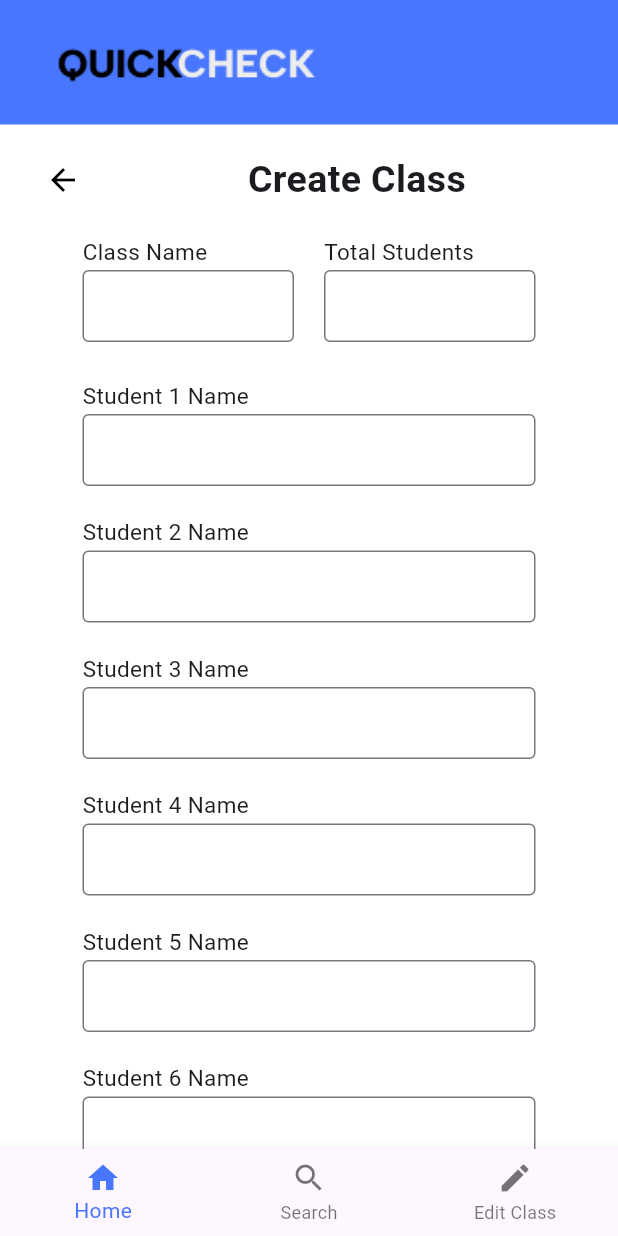
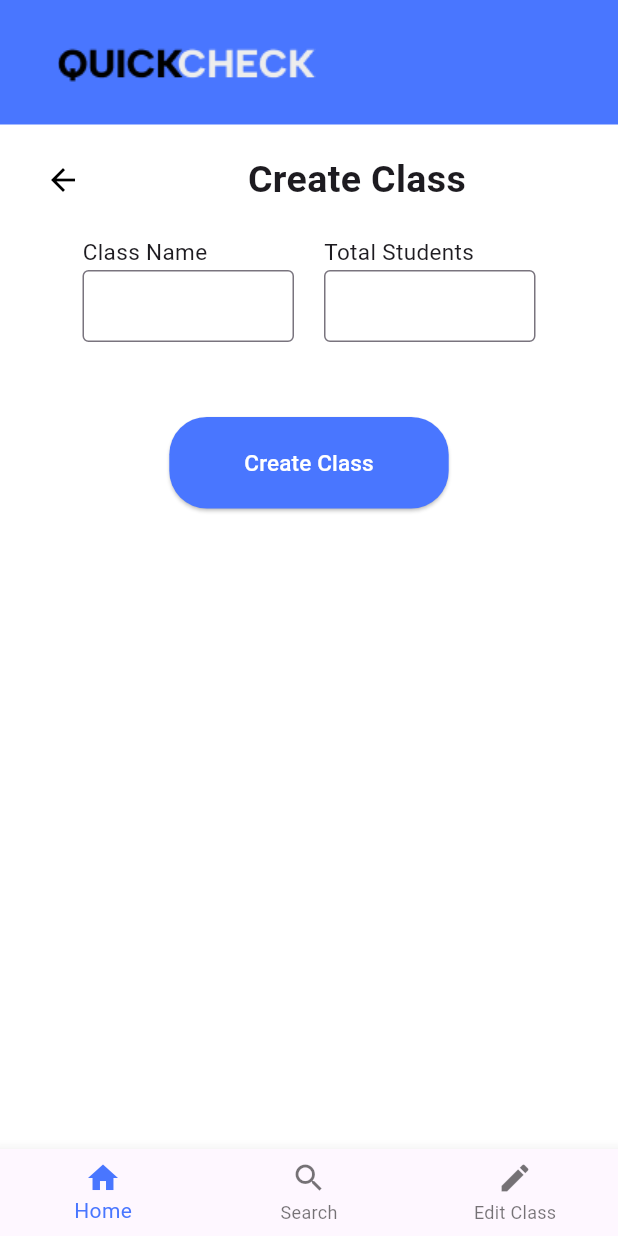
Before and after one commit to chessman-coder/quick-check, a Flutter app: the screen it shows after launch, on a phone screen of 412 x 824 dp. Run offline on Flutter 3.47's test engine with Material 3 defaults, Android fonts, the phone set to English and light mode, and no system bars.

```diff
--- a/lib/main.dart
+++ b/lib/main.dart
@@ -2,7 +2,7 @@ import 'package:flutter/material.dart';
 //import 'package:flutter_project/ui/attendance_tracker/home/class_list.dart';
 // import 'package:flutter_project/ui/attendance_tracker/home/main_home.dart';
 // import 'package:flutter_project/ui/attendance_tracker/welcome.dart';
-import 'package:flutter_project/ui/attendance_tracker/home/create_class.dart';
+import 'package:flutter_project/ui/home/create_class.dart';
 
 void main() {
   runApp(const MyApp());
--- a/lib/ui/attendance_tracker/home/create_class.dart
+++ b/lib/ui/home/create_class.dart
@@ -11,12 +11,7 @@ class _CreateClassState extends State<CreateClass> {
   // Controllers to manage input fields
   final TextEditingController classNameController = TextEditingController();
   final TextEditingController totalStudentsController = TextEditingController();
-  final TextEditingController student1Controller = TextEditingController();
-  final TextEditingController student2Controller = TextEditingController();
-  final TextEditingController student3Controller = TextEditingController();
-  final TextEditingController student4Controller = TextEditingController();
-  final TextEditingController student5Controller = TextEditingController();
-  final TextEditingController student6Controller = TextEditingController();
+  List<TextEditingController> studentController = [];
 
   @override
   Widget build(BuildContext context) {
@@ -82,7 +77,7 @@ class _CreateClassState extends State<CreateClass> {
                               decoration: const InputDecoration(
                                 border: OutlineInputBorder(),
                                 contentPadding: EdgeInsets.symmetric(
-                                  horizontal: 50,
+                                  horizontal: 12,
                                   vertical: 10,
                                 ),
                               ),
@@ -103,10 +98,13 @@ class _CreateClassState extends State<CreateClass> {
                             TextField(
                               controller: totalStudentsController,
                               keyboardType: TextInputType.number,
+                              onChanged: (value) {
+                                _generateStudentFields(int.tryParse(value) ?? 0);
+                              },
                               decoration: const InputDecoration(
                                 border: OutlineInputBorder(),
                                 contentPadding: EdgeInsets.symmetric(
-                                  horizontal: 5,
+                                  horizontal: 12,
                                   vertical: 10,
                                 ),
                               ),
@@ -118,12 +116,11 @@ class _CreateClassState extends State<CreateClass> {
                   ),
                   const SizedBox(height: 25),
 
-                  _buildStudentField('Student 1 Name', student1Controller),
-                  _buildStudentField('Student 2 Name', student2Controller),
-                  _buildStudentField('Student 3 Name', student3Controller),
-                  _buildStudentField('Student 4 Name', student4Controller),
-                  _buildStudentField('Student 5 Name', student5Controller),
-                  _buildStudentField('Student 6 Name', student6Controller),
+                  //gnr stu fields
+                  ...List.generate(
+                    studentController.length,
+                    (index) => _buildStudentField('Student ${index + 1} Name', studentController[index]),
+                  ),
 
                   const SizedBox(height: 25),
 
@@ -132,9 +129,19 @@ class _CreateClassState extends State<CreateClass> {
                       onPressed: () {
                         String className = classNameController.text;
                         String totalStudents = totalStudentsController.text;
+
+                      List<String> studentNames = [];
+                      for (var controller in studentController) {
+                        if (controller.text.isNotEmpty) {
+                          studentNames.add(controller.text);
+                        }
+                      }
+
                       print('Class Name: $className');
                       print('Total Students: $totalStudents');
+                      print('Student Names: $studentNames');
                       },
+
                       style: ElevatedButton.styleFrom(
                         backgroundColor: const Color(0xFF4976FF),
                         padding: const EdgeInsets.symmetric(
@@ -171,7 +178,20 @@ class _CreateClassState extends State<CreateClass> {
     );
   }
 
-  // Helper method to build student fields
+  //gnr stu field base on total count
+  void _generateStudentFields(int count) {
+    setState(() {
+      //then dispose all controllers
+      for (var controller in studentController){
+        controller.dispose();
+      }
+      //create new controllers base on count
+      studentController = List.generate(
+        count, (index) => TextEditingController(),
+      );
+    });
+  }
+
   Widget _buildStudentField(String label, TextEditingController controller) {
     return Padding(
       padding: const EdgeInsets.only(bottom: 20),
@@ -199,12 +219,9 @@ class _CreateClassState extends State<CreateClass> {
   void dispose() {
     classNameController.dispose();
     totalStudentsController.dispose();
-    student1Controller.dispose();
-    student2Controller.dispose();
-    student3Controller.dispose();
-    student4Controller.dispose();
-    student5Controller.dispose();
-    student6Controller.dispose();
+   for (var controller in studentController) {
+    controller.dispose();
+   }
    super.dispose();
   }
 }
--- a/lib/ui/attendance_tracker/home/main_home.dart
+++ b/lib/ui/home/main_home.dart
@@ -1,5 +1,5 @@
 import 'package:flutter/material.dart';
-import 'package:flutter_project/ui/attendance_tracker/home/class_list.dart';
+import 'package:flutter_project/ui/home/class_list.dart';
 
 class Home extends StatefulWidget {
   const Home({super.key});
```
Also changed, not shown: lib/ui/home/class_list.dart (renamed from lib/ui/attendance_tracker/home/class_list.dart), lib/ui/search screen/search_screen1.dart (added), lib/ui/search screen/search_screen2.dart (added). Lines whose indentation alone changed are shown as unchanged.
